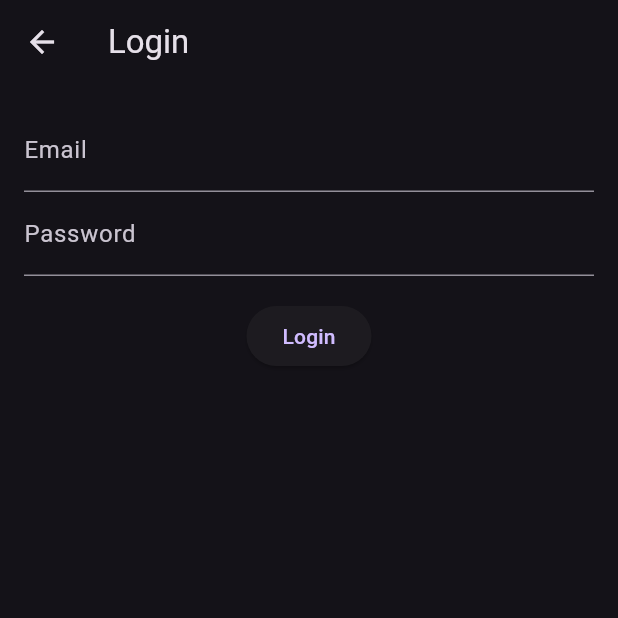
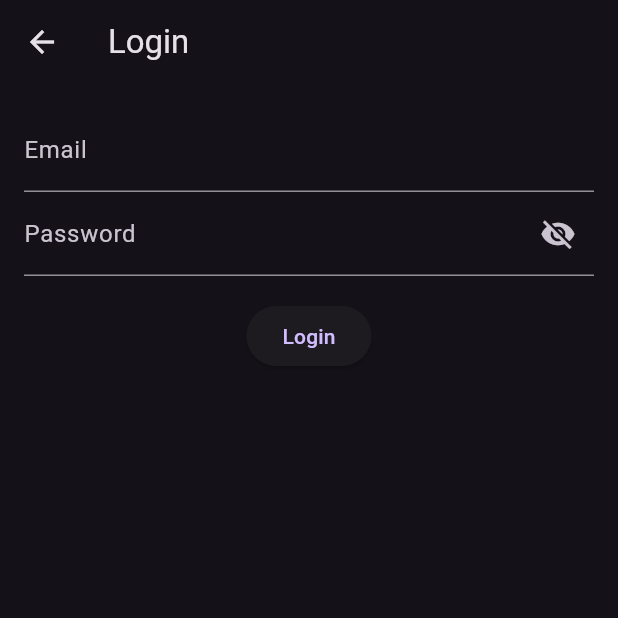
Before and after one commit to Piyu-Pika/my_notes_app, a Flutter app: the screen it shows after launch, after a tap on "Register", after a tap on "Go to Login", on a phone screen of 412 x 824 dp, the top half of it. Run offline on Flutter 3.47's test engine with Material 3 defaults, Android fonts, the phone set to English and light mode, and no system bars; our stand-ins replace cloud_firestore, firebase_auth, firebase_core; accounts and stored records are empty.

Commit message:
login&Signup

```diff
--- a/lib/Screens/LoginPage.dart
+++ b/lib/Screens/LoginPage.dart
@@ -14,18 +14,17 @@ class _LoginPageState extends State<LoginPage> {
   final _auth = FirebaseAuth.instance;
 
   String? _errorMessage;
+  bool _obscurePassword = true;
 
   Future<void> _login() async {
     if (_formKey.currentState!.validate()) {
       try {
         await _auth.signInWithEmailAndPassword(
-          email: _emailController.text,
-          password: _passwordController.text,
+          email: _emailController.text.trim(),
+          password: _passwordController.text.trim(),
         );
-        setState(() {
-          Navigator.pushReplacement(
-              context, MaterialPageRoute(builder: (context) => NotesScreen()));
-        });
+        Navigator.pushReplacement(
+            context, MaterialPageRoute(builder: (context) => NotesScreen()));
       } on FirebaseAuthException catch (e) {
         setState(() {
           _errorMessage = e.message;
@@ -57,8 +56,22 @@ class _LoginPageState extends State<LoginPage> {
                 ),
                 TextFormField(
                   controller: _passwordController,
-                  decoration: const InputDecoration(labelText: 'Password'),
-                  obscureText: true,
+                  decoration: InputDecoration(
+                    labelText: 'Password',
+                    suffixIcon: IconButton(
+                      icon: Icon(
+                        _obscurePassword
+                            ? Icons.visibility_off
+                            : Icons.visibility,
+                      ),
+                      onPressed: () {
+                        setState(() {
+                          _obscurePassword = !_obscurePassword;
+                        });
+                      },
+                    ),
+                  ),
+                  obscureText: _obscurePassword,
                   validator: (value) {
                     if (value == null || value.isEmpty) {
                       return 'Please enter your password';
--- a/lib/Screens/SignUpPage.dart
+++ b/lib/Screens/SignUpPage.dart
@@ -13,9 +13,13 @@ class _HomescreenState extends State<Homescreen> {
   final _formKey = GlobalKey<FormState>();
   final _emailController = TextEditingController();
   final _passwordController = TextEditingController();
+  final _confirmPasswordController = TextEditingController();
   final _auth = FirebaseAuth.instance;
 
   String _errorMessage = '';
+  bool _obscurePassword = true;
+  bool _obscureConfirmPassword = true;
+
   void _register() async {
     if (_formKey.currentState!.validate()) {
       try {
@@ -60,11 +64,56 @@ class _HomescreenState extends State<Homescreen> {
                   ),
                   TextFormField(
                     controller: _passwordController,
-                    decoration: const InputDecoration(labelText: 'Password'),
-                    obscureText: true,
+                    decoration: InputDecoration(
+                      labelText: 'Password',
+                      suffixIcon: IconButton(
+                        icon: Icon(
+                          _obscurePassword
+                              ? Icons.visibility_off
+                              : Icons.visibility,
+                        ),
+                        onPressed: () {
+                          setState(() {
+                            _obscurePassword = !_obscurePassword;
+                          });
+                        },
+                      ),
+                    ),
+                    obscureText: _obscurePassword,
                     validator: (value) {
                       if (value == null || value.isEmpty) {
                         return 'Please enter your password';
+                      }
+                      if (value.length < 6) {
+                        return 'Password must be at least 6 characters long';
+                      }
+                      return null;
+                    },
+                  ),
+                  TextFormField(
+                    controller: _confirmPasswordController,
+                    decoration: InputDecoration(
+                      labelText: 'Confirm Password',
+                      suffixIcon: IconButton(
+                        icon: Icon(
+                          _obscureConfirmPassword
+                              ? Icons.visibility_off
+                              : Icons.visibility,
+                        ),
+                        onPressed: () {
+                          setState(() {
+                            _obscureConfirmPassword = !_obscureConfirmPassword;
+                          });
+                        },
+                      ),
+                    ),
+                    obscureText: _obscureConfirmPassword,
+                    validator: (value) {
+                      if (value == null || value.isEmpty) {
+                        return 'Please confirm your password';
+                      }
+                      if (value != _passwordController.text) {
+                        return 'Passwords do not match';
                       }
                       return null;
                     },
```
